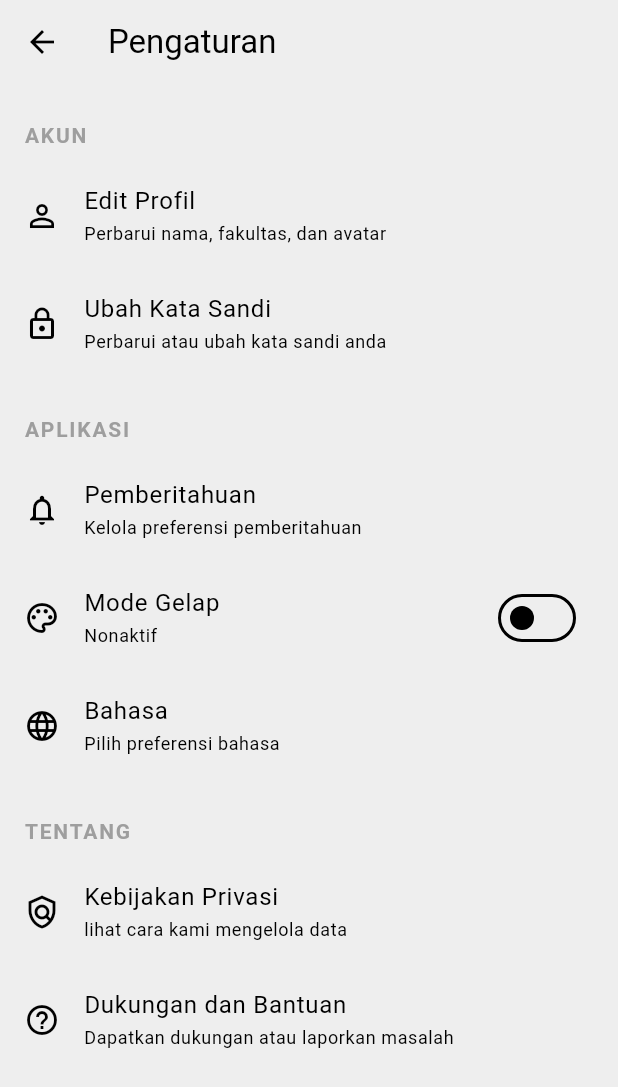
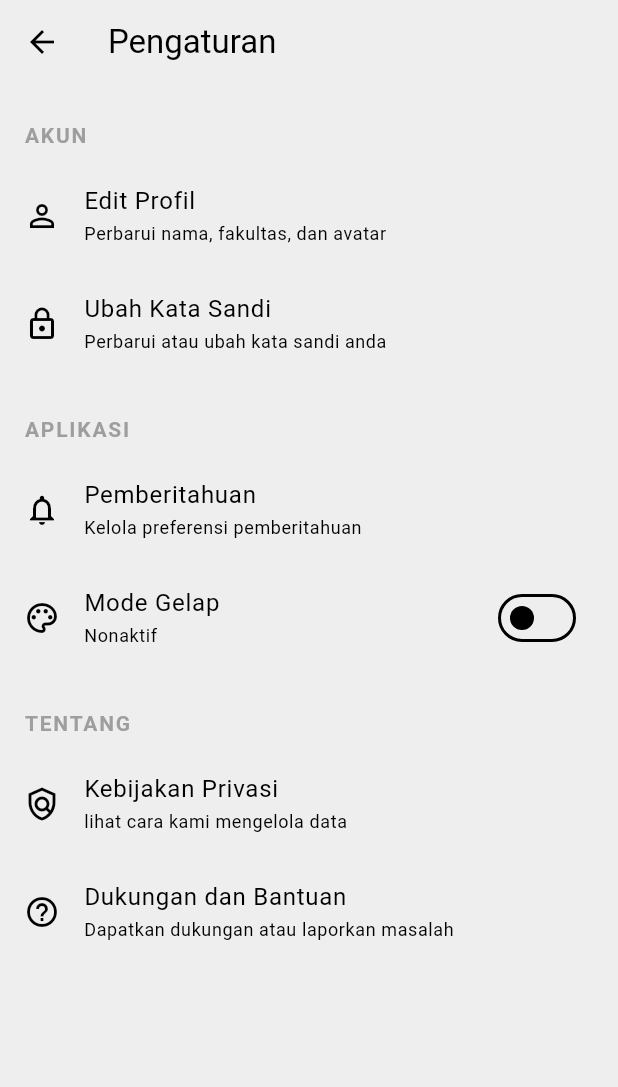
Before and after one commit to MafariT/flutter-lost-and-found, a Flutter app: the screen it shows once a user with an empty profile is signed in, in the side drawer, after a tap on "Pengaturan", on a phone screen of 412 x 824 dp. Shown: the top 1087 px of the screen. Run offline on Flutter 3.47's test engine with Material 3 defaults, Android fonts, the phone set to English and light mode, and no system bars; our stand-ins replace flutter_dotenv, flutter_riverpod, image_picker, supabase_flutter; accounts and stored records are empty; network calls fail.

Commit message:
setting hapus preferensi bahasa

```diff
--- a/lib/pages/settings_page.dart
+++ b/lib/pages/settings_page.dart
@@ -46,15 +46,6 @@ class SettingsPage extends StatelessWidget {
           ),
 
           const _ThemeToggleTile(),
-
-          _SettingsTile(
-            icon: Icons.language_outlined,
-            title: 'Bahasa',
-            subtitle: 'Pilih preferensi bahasa',
-            onTap: () {
-              ScaffoldMessenger.of(context).showSnackBar(const SnackBar(content: Text('Feature coming soon!')));
-            },
-          ),
 
           const _SettingsHeader(title: 'Tentang'),
           _SettingsTile(
```
